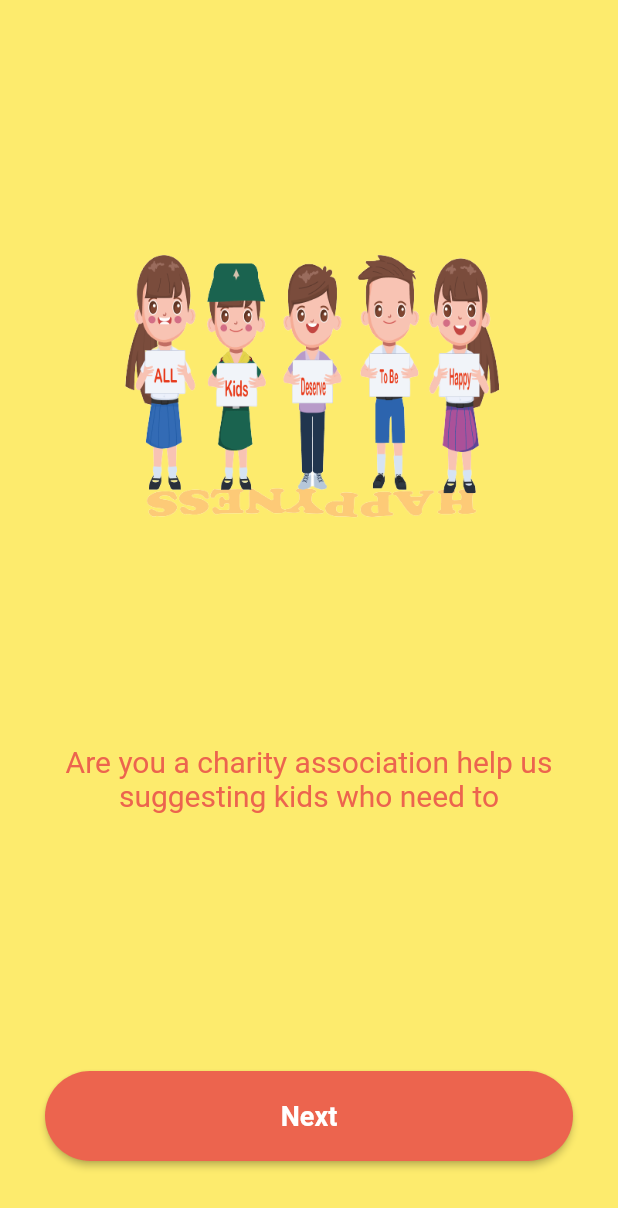
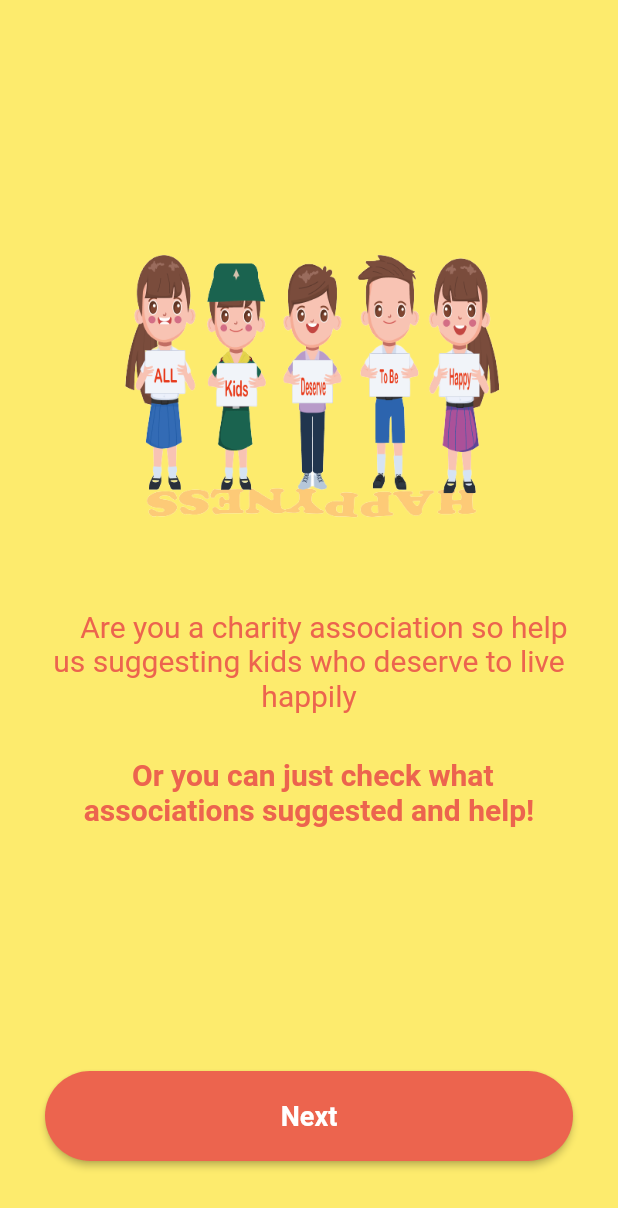
Before and after one commit to Malika3/Solution-Challenge-HAPPY_KID, a Flutter app: the onboarding2 screen opened directly, on a phone screen of 412 x 824 dp. Shown: the top 1208 px of the screen. Run offline on Flutter 3.47's test engine with Material 2 defaults, Android fonts, the phone set to English and light mode, and no system bars; our stand-ins replace curved_navigation_bar; missing offline and left inert: quick_form.

Commit message:
Last Commits

```diff
--- a/lib/onboarding2.dart
+++ b/lib/onboarding2.dart
@@ -39,9 +39,9 @@ class onboarding2 extends StatelessWidget {
                     ),
                   ),
                   Padding(
-                    padding: EdgeInsets.all(60.0),),
+                    padding: EdgeInsets.all(15.0),),
                   Text(
-                    "Are you a charity association help us suggesting kids who need to ",
+                    "    Are you a charity association so help us suggesting kids who deserve to live happily",
                     textAlign: TextAlign.center,
 
                     style: TextStyle(
@@ -53,6 +53,19 @@ class onboarding2 extends StatelessWidget {
                     ),
 
                   ),
+                  Padding(
+                    padding: EdgeInsets.all(15.0),),
+                    Text(
+                      " Or you can just check what associations suggested and help! ",
+                      textAlign: TextAlign.center,
+
+                      style: TextStyle(
+                        fontWeight: FontWeight.bold,
+                        fontSize: 20,
+                        color: Color(0xffec644e),
+
+                      ),
+                    ),
 
                 ],
               ),
```
